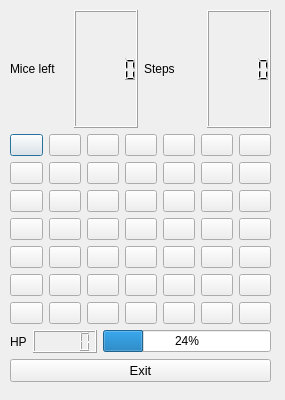
First picture: the form in game.ui, repository ARTmanq/HungryOwlQt, before the edit.
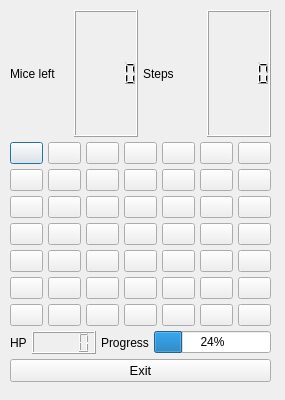
Second picture: the form after the edit.

Patch:
```diff
--- a/game.ui
+++ b/game.ui
@@ -35,6 +35,9 @@
     </rect>
    </property>
    <layout class="QVBoxLayout" name="verticalLayout_3">
+    <property name="spacing">
+     <number>5</number>
+    </property>
     <item>
      <layout class="QVBoxLayout" name="verticalLayout_2">
       <item>
@@ -458,6 +461,13 @@
         <item>
          <widget class="QLCDNumber" name="lcdNumber_3"/>
         </item>
+        <item>
+         <widget class="QLabel" name="label_4">
+          <property name="text">
+           <string>Progress</string>
+          </property>
+         </widget>
+        </item>
         <item>
          <widget class="QProgressBar" name="progressBar">
           <property name="value">
```
Left out of the diff: 100 changed lines with no effect on the pictures.
